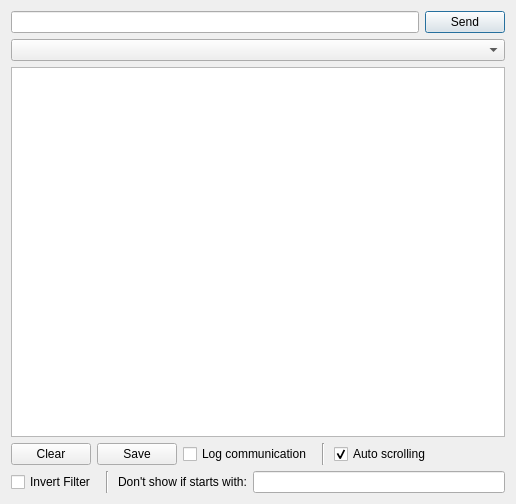
AceOfSnakes/AvrPioRemote, file testdialog.ui: the form before one commit.
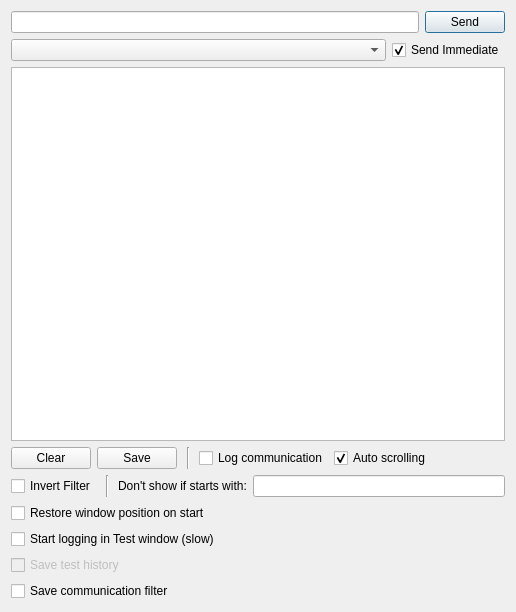
The form after the commit.

Patch:
```diff
--- a/testdialog.ui
+++ b/testdialog.ui
@@ -7,7 +7,7 @@
     <x>0</x>
     <y>0</y>
     <width>516</width>
-    <height>504</height>
+    <height>612</height>
    </rect>
   </property>
   <property name="windowTitle">
@@ -37,7 +37,31 @@
       </layout>
      </item>
      <item>
-      <widget class="QComboBox" name="historyComboBox"/>
+      <layout class="QHBoxLayout" name="horizontalLayout_4">
+       <property name="topMargin">
+        <number>0</number>
+       </property>
+       <item>
+        <widget class="QComboBox" name="historyComboBox">
+         <property name="sizePolicy">
+          <sizepolicy hsizetype="MinimumExpanding" vsizetype="Fixed">
+           <horstretch>0</horstretch>
+           <verstretch>0</verstretch>
+          </sizepolicy>
+         </property>
+        </widget>
+       </item>
+       <item>
+        <widget class="QCheckBox" name="checkBoxSendImmediate">
+         <property name="text">
+          <string>Send Immediate</string>
+         </property>
+         <property name="checked">
+          <bool>true</bool>
+         </property>
+        </widget>
+       </item>
+      </layout>
      </item>
      <item>
       <widget class="QListWidget" name="listWidget">
@@ -76,6 +100,22 @@
          </property>
         </widget>
        </item>
+       <item>
+        <widget class="QFrame" name="frame_2">
+         <property name="minimumSize">
+          <size>
+           <width>10</width>
+           <height>0</height>
+          </size>
+         </property>
+         <property name="frameShape">
+          <enum>QFrame::VLine</enum>
+         </property>
+         <property name="frameShadow">
+          <enum>QFrame::Sunken</enum>
+         </property>
+        </widget>
+       </item>
        <item>
         <widget class="QCheckBox" name="LogCommunicationCheckBox">
          <property name="text">
@@ -83,22 +123,6 @@
          </property>
         </widget>
        </item>
-       <item>
-        <widget class="QFrame" name="frame_2">
-         <property name="minimumSize">
-          <size>
-           <width>10</width>
-           <height>0</height>
-          </size>
-         </property>
-         <property name="frameShape">
-          <enum>QFrame::VLine</enum>
-         </property>
-         <property name="frameShadow">
-          <enum>QFrame::Sunken</enum>
-         </property>
-        </widget>
-       </item>
        <item>
         <widget class="QCheckBox" name="AutoScrollingCheckBox">
          <property name="text">
@@ -170,6 +194,50 @@
      </item>
     </layout>
    </item>
+   <item>
+    <layout class="QGridLayout" name="gridLayout" columnstretch="0">
+     <property name="topMargin">
+      <number>0</number>
+     </property>
+     <item row="3" column="0">
+      <widget class="QCheckBox" name="saveTestHistoryCheckBox">
+       <property name="enabled">
+        <bool>false</bool>
+       </property>
+       <property name="text">
+        <string>Save test history</string>
+       </property>
+       <property name="checked">
+        <bool>false</bool>
+       </property>
+      </widget>
+     </item>
+     <item row="4" column="0">
+      <widget class="QCheckBox" name="saveFilterCheckBox">
+       <property name="enabled">
+        <bool>true</bool>
+       </property>
+       <property name="text">
+        <string>Save communication filter</string>
+       </property>
+      </widget>
+     </item>
+     <item row="2" column="0">
+      <widget class="QCheckBox" name="StartLoggingInTestWindowCheckBox">
+       <property name="text">
+        <string>Start logging in Test window (slow)</string>
+       </property>
+      </widget>
+     </item>
+     <item row="0" column="0">
+      <widget class="QCheckBox" name="RestoreTestWindowCheckBox">
+       <property name="text">
+        <string>Restore window position on start</string>
+       </property>
+      </widget>
+     </item>
+    </layout>
+   </item>
   </layout>
  </widget>
  <resources/>
```
Left out of the diff: 1 changed line with no effect on the pictures.
